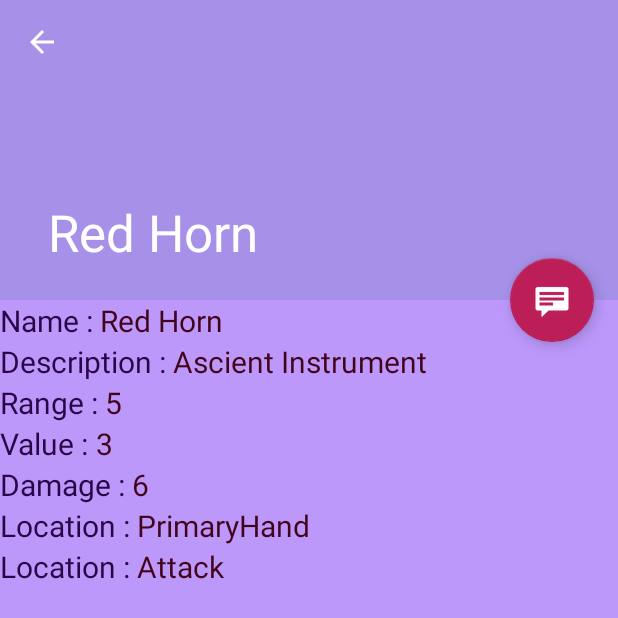
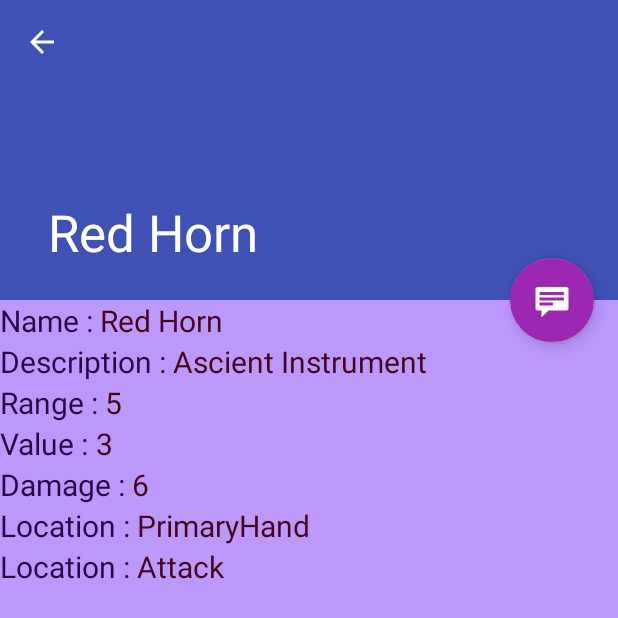
Before and after one commit to ruoyangqiu/MyFirstAndroidGame, an Android app: the ItemModelListActivity screen opened directly, with no data from a screen before it, after a tap on "Red Horn", on a phone screen of 412 x 824 dp. Shown: the top 618 px of the screen. Run offline under Robolectric (Android 15) with nearby library versions, the phone set to English and light mode, and no system bars; 1 statement that could not run was skipped.

Commit message:
Update styles.xml
Change AppTheme Color

```diff
--- a/MyGame/app/src/main/res/values/styles.xml
+++ b/MyGame/app/src/main/res/values/styles.xml
@@ -3,9 +3,9 @@
     <!-- Base application theme. -->
     <style name="AppTheme" parent="Theme.AppCompat.Light.DarkActionBar">
         <!-- Customize your theme here. -->
-        <item name="colorPrimary">@color/colorPrimary</item>
-        <item name="colorPrimaryDark">@color/colorPrimaryDark</item>
-        <item name="colorAccent">@color/colorAccent</item>
+        <item name="colorPrimary">@color/secondaryBackgroundcolor</item>
+        <item name="colorPrimaryDark">@color/primaryBackgroundcolor</item>
+        <item name="colorAccent">@color/triciaryBackgroundcolor</item>
     </style>
 
     <style name="AppTheme.NoActionBar">
```
